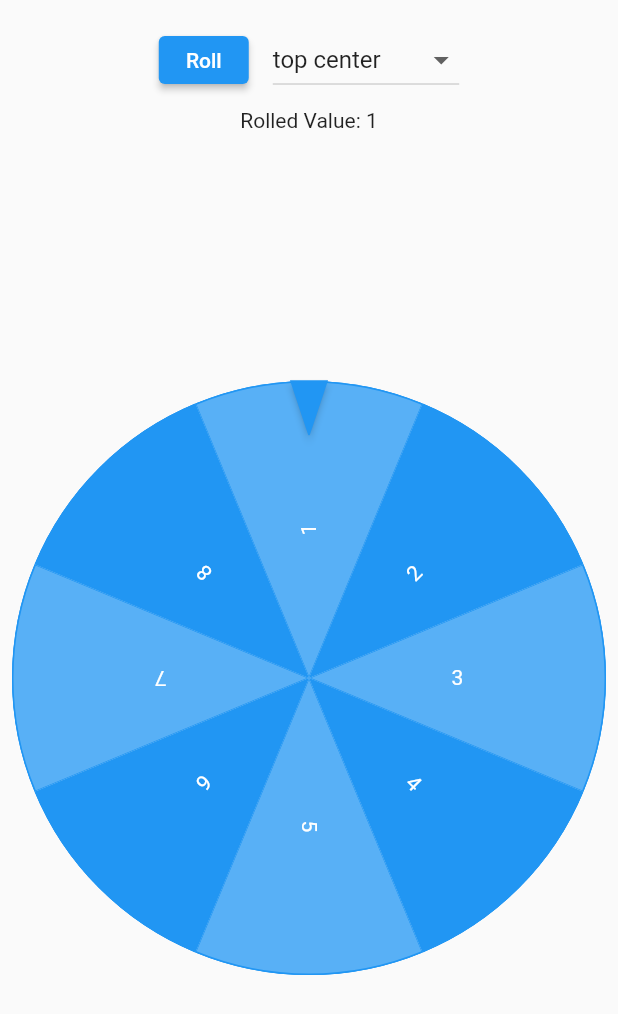
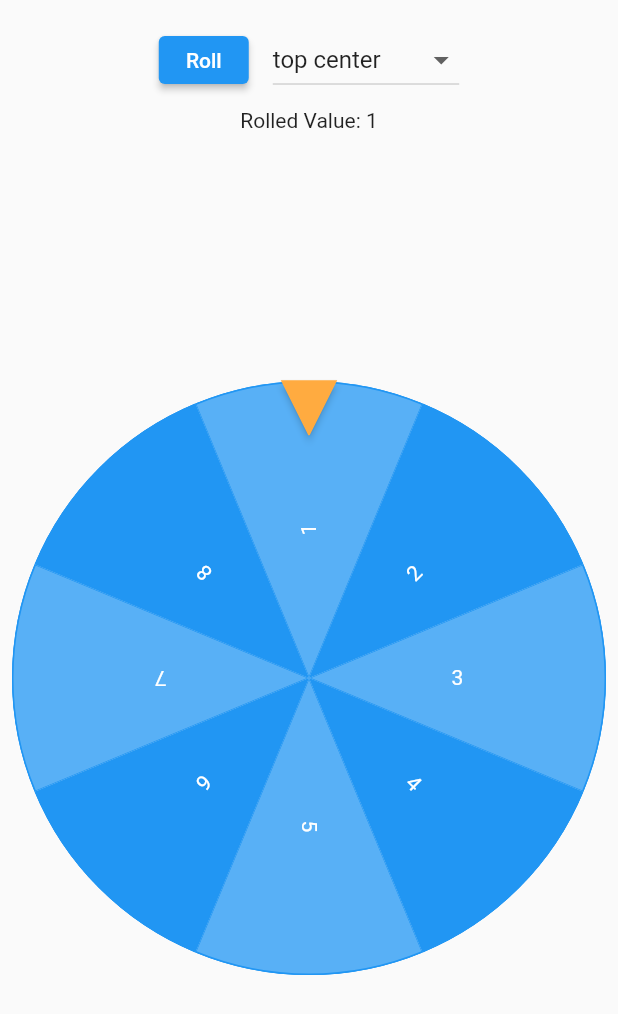
Before and after one commit to kevlatus/flutter_fortune_wheel, a Flutter app: the screen it shows after launch, on a phone screen of 412 x 824 dp. Shown: the top 1014 px of the screen. Run offline on Flutter 3.47's test engine with Material 2 defaults, Android fonts, the phone set to English and light mode, and no system bars.

Commit message:
feat: make triangle indicator square

```diff
--- a/example/lib/main.dart
+++ b/example/lib/main.dart
@@ -14,6 +14,7 @@ class DemoApp extends StatelessWidget {
       title: 'Fortune Wheel Demo',
       theme: ThemeData(
         primarySwatch: Colors.blue,
+        accentColor: Colors.orangeAccent,
         visualDensity: VisualDensity.comfortable,
       ),
       home: HomePage(),
--- a/lib/src/indicators/triangle_indicator.dart
+++ b/lib/src/indicators/triangle_indicator.dart
@@ -18,7 +18,7 @@ class TriangleIndicator extends StatelessWidget {
     return Transform.rotate(
       angle: Math.pi,
       child: SizedBox(
-        width: 24,
+        width: 36,
         height: 36,
         child: Triangle(
           fillColor: color ?? theme.accentColor,
```
